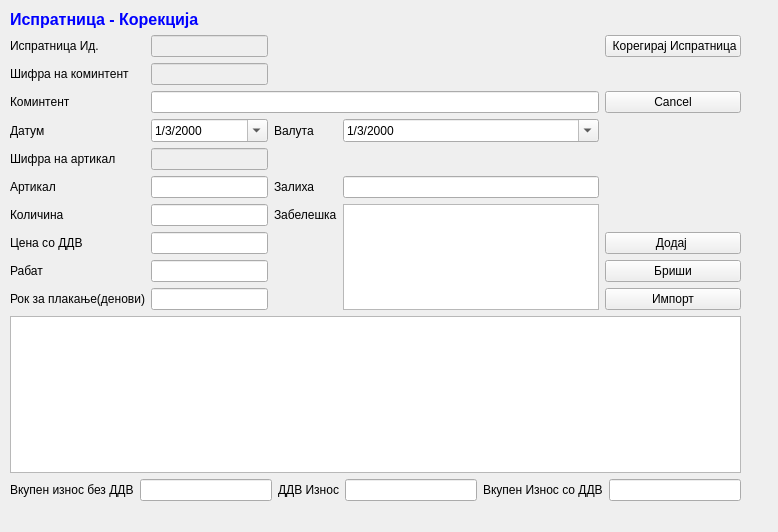
srgank/sterna_x, file sterna/Ispratnici/ispratnicikorekcija.ui: the form before one commit.
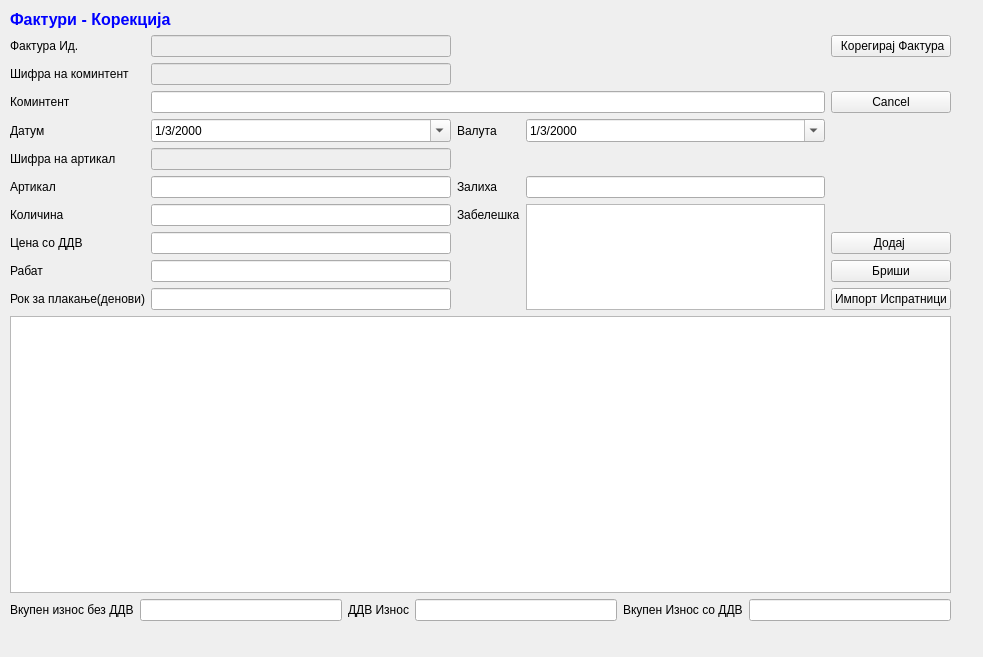
The form after the commit. Icons and pictures are not drawn.

What changed in the file:
```diff
--- a/sterna/Ispratnici/ispratnicikorekcija.ui
+++ b/sterna/Ispratnici/ispratnicikorekcija.ui
@@ -6,8 +6,8 @@
    <rect>
     <x>0</x>
     <y>0</y>
-    <width>778</width>
-    <height>532</height>
+    <width>983</width>
+    <height>657</height>
    </rect>
   </property>
   <property name="windowTitle">
@@ -18,8 +18,8 @@
     <rect>
      <x>10</x>
      <y>10</y>
-     <width>731</width>
-     <height>491</height>
+     <width>941</width>
+     <height>611</height>
     </rect>
    </property>
    <layout class="QGridLayout" name="gridLayout">
@@ -28,6 +28,46 @@
       <property name="enabled">
        <bool>false</bool>
       </property>
+      <property name="palette">
+       <palette>
+        <active>
+         <colorrole role="Text">
+          <brush brushstyle="SolidPattern">
+           <color alpha="255">
+            <red>0</red>
+            <green>0</green>
+            <blue>0</blue>
+           </color>
+          </brush>
+         </colorrole>
+        </active>
+        <inactive>
+         <colorrole role="Text">
+          <brush brushstyle="SolidPattern">
+           <color alpha="255">
+            <red>0</red>
+            <green>0</green>
+            <blue>0</blue>
+           </color>
+          </brush>
+         </colorrole>
+        </inactive>
+        <disabled>
+         <colorrole role="Text">
+          <brush brushstyle="SolidPattern">
+           <color alpha="255">
+            <red>0</red>
+            <green>0</green>
+            <blue>255</blue>
+           </color>
+          </brush>
+         </colorrole>
+        </disabled>
+       </palette>
+      </property>
+      <property name="styleSheet">
+       <string notr="true"/>
+      </property>
      </widget>
     </item>
     <item row="6" column="1">
@@ -56,22 +96,22 @@
        <string>&lt;!DOCTYPE HTML PUBLIC &quot;-//W3C//DTD HTML 4.0//EN&quot; &quot;http://www.w3.org/TR/REC-html40/strict.dtd&quot;&gt;
 &lt;html&gt;&lt;head&gt;&lt;meta name=&quot;qrichtext&quot; content=&quot;1&quot; /&gt;&lt;style type=&quot;text/css&quot;&gt;
 p, li { white-space: pre-wrap; }
-&lt;/style&gt;&lt;/head&gt;&lt;body style=&quot; font-family:'Sans Serif'; font-size:10pt; font-weight:400; font-style:normal;&quot;&gt;
-&lt;p style=&quot; margin-top:0px; margin-bottom:0px; margin-left:0px; margin-right:0px; -qt-block-indent:0; text-indent:0px;&quot;&gt;&lt;span style=&quot; font-family:'MS Shell Dlg 2'; font-size:12pt; font-weight:600; color:#0000ff;&quot;&gt;Испратница - Корекција&lt;/span&gt;&lt;/p&gt;&lt;/body&gt;&lt;/html&gt;</string>
+&lt;/style&gt;&lt;/head&gt;&lt;body style=&quot; font-family:'MS Shell Dlg 2'; font-size:10pt; font-weight:400; font-style:normal;&quot;&gt;
+&lt;p style=&quot; margin-top:0px; margin-bottom:0px; margin-left:0px; margin-right:0px; -qt-block-indent:0; text-indent:0px;&quot;&gt;&lt;span style=&quot; font-size:12pt; font-weight:600; color:#0000ff;&quot;&gt;Фактури - Корекција&lt;/span&gt;&lt;/p&gt;&lt;/body&gt;&lt;/html&gt;</string>
       </property>
      </widget>
     </item>
     <item row="1" column="0">
      <widget class="QLabel" name="label_7">
       <property name="text">
-       <string>Испратница Ид.</string>
+       <string>Фактура Ид.</string>
       </property>
      </widget>
     </item>
     <item row="1" column="4">
      <widget class="QPushButton" name="pushButton_4">
       <property name="text">
-       <string> Корегирај Испратница</string>
+       <string> Корегирај Фактура</string>
       </property>
       <property name="icon">
        <iconset>
@@ -157,7 +197,7 @@
     <item row="10" column="4">
      <widget class="QPushButton" name="pushButtonA">
       <property name="text">
-       <string>Импорт</string>
+       <string>Импорт Испратници</string>
       </property>
      </widget>
     </item>
@@ -303,6 +343,46 @@
       <property name="enabled">
        <bool>false</bool>
       </property>
+      <property name="palette">
+       <palette>
+        <active>
+         <colorrole role="Text">
+          <brush brushstyle="SolidPattern">
+           <color alpha="255">
+            <red>0</red>
+            <green>0</green>
+            <blue>0</blue>
+           </color>
+          </brush>
+         </colorrole>
+        </active>
+        <inactive>
+         <colorrole role="Text">
+          <brush brushstyle="SolidPattern">
+           <color alpha="255">
+            <red>0</red>
+            <green>0</green>
+            <blue>0</blue>
+           </color>
+          </brush>
+         </colorrole>
+        </inactive>
+        <disabled>
+         <colorrole role="Text">
+          <brush brushstyle="SolidPattern">
+           <color alpha="255">
+            <red>0</red>
+            <green>0</green>
+            <blue>255</blue>
+           </color>
+          </brush>
+         </colorrole>
+        </disabled>
+       </palette>
+      </property>
+      <property name="styleSheet">
+       <string notr="true"/>
+      </property>
      </widget>
     </item>
     <item row="5" column="1">
@@ -310,6 +390,49 @@
       <property name="enabled">
        <bool>false</bool>
       </property>
+      <property name="palette">
+       <palette>
+        <active>
+         <colorrole role="Text">
+          <brush brushstyle="SolidPattern">
+           <color alpha="255">
+            <red>0</red>
+            <green>0</green>
+            <blue>0</blue>
+           </color>
+          </brush>
+         </colorrole>
+        </active>
+        <inactive>
+         <colorrole role="Text">
+          <brush brushstyle="SolidPattern">
+           <color alpha="255">
+            <red>0</red>
+            <green>0</green>
+            <blue>0</blue>
+           </color>
+          </brush>
+         </colorrole>
+        </inactive>
+        <disabled>
+         <colorrole role="Text">
+          <brush brushstyle="SolidPattern">
+           <color alpha="255">
+            <red>0</red>
+            <green>0</green>
+            <blue>255</blue>
+           </color>
+          </brush>
+         </colorrole>
+        </disabled>
+       </palette>
+      </property>
+      <property name="styleSheet">
+       <string notr="true"/>
+      </property>
+      <property name="readOnly">
+       <bool>true</bool>
+      </property>
      </widget>
     </item>
    </layout>
```
Left out of the diff: 66 changed lines with no effect on the pictures.
